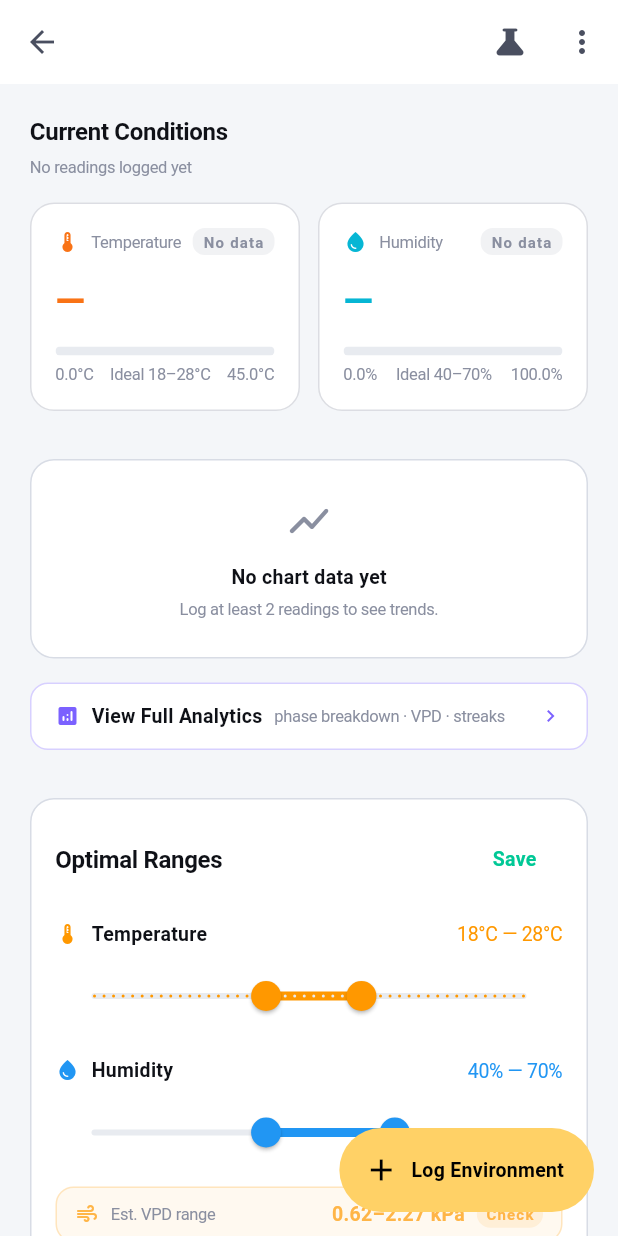
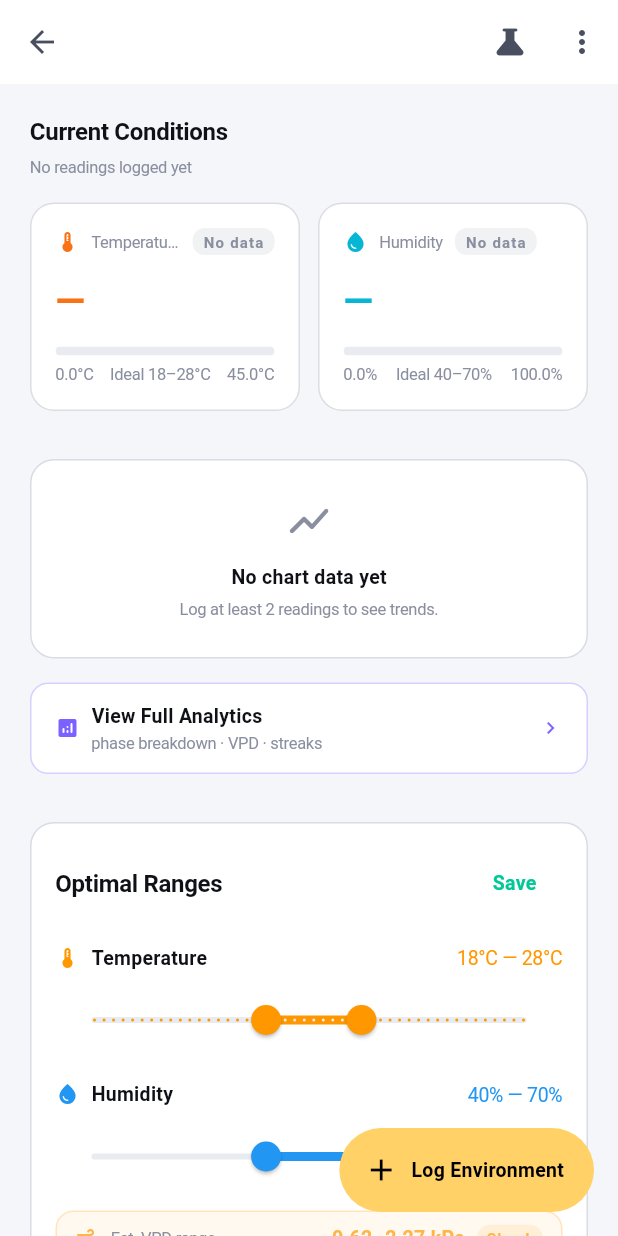
Before and after one commit to KultivarSA/kultivar, a Flutter app: the SpaceDetailScreen screen opened directly with empty values, on a phone screen of 412 x 824 dp. Run offline on Flutter 3.47's test engine with Material 3 defaults, Android fonts, the phone set to English and light mode, and no system bars; our stand-ins replace audioplayers, file_picker, fl_chart, flutter_local_notifications, flutter_secure_storage, font_awesome_flutter and 14 more; missing offline and left inert: cryptography, home_widget, purchases_flutter, record; accounts and stored records are empty; generated files the repository leaves out were written again; Roboto replaces fonts that are missing (SF Pro Display).

Commit message:
Local crash logger + space detail overflow fixes
1) Local crash logger.  Sentry stays gated on DSN + telemetry consent,
   neither of which Marco has set on his S22 test build, so the
   persistent _dependents.isEmpty crash is invisible to us.  Add an
   on-device crash sink that captures every FlutterError.onError +
   PlatformDispatcher.instance.onError to a 64 KB rolling file in
   the app's documents directory.

   Installed in main() before any other init so a startup-time
   crash still leaves a trace.  Never sends anything off-device --
   the user opts in via Settings -> Support Kultivar ->
   "Share Diagnostics", which hands the file to the system share
   sheet.  Works in debug + release, with or without DSN,
   regardless of telemetry consent.

   New files:
     - lib/services/local_crash_log.dart  (install/readLog/clear)

   Wiring:
     - main.dart: await LocalCrashLog.install() right after
       WidgetsFlutterBinding.ensureInitialized()
     - settings_screen.dart: "Share Diagnostics" tile + handler

2) Space detail overflow fixes:
   - "Current Conditions" gauges: the per-gauge column was ~150 dp
     wide on S22; at large text-scale the "Temperature" label +
     "Optimal" status badge overflowed horizontally.  Wrap the
     label in Flexible+ellipsis and wrap the displayMedium value
     in FittedBox(scaleDown) so 3-digit °F readings or 1.3x text
     scale can't push past the gauge edge.
   - "View Full Analytics" tile: the inline icon + title +
     subtitle ("phase breakdown · VPD · streaks") + chevron all
     competed for one row's width.  Move title + subtitle into a
     vertical Column wrapped in Expanded so the chevron always
     lands flush right and the subtitle gets a full line of room.

flutter analyze: 0 issues.
flutter test: 305 passed.

Co-Authored-By: Claude Opus 4.7 <noreply@anthropic.com>

```diff
--- a/lib/screens/space_detail_screen.dart
+++ b/lib/screens/space_detail_screen.dart
@@ -488,11 +488,24 @@ class _SpaceDetailScreenState extends State<SpaceDetailScreen> {
           crossAxisAlignment: CrossAxisAlignment.start,
           children: [
             // Label row
+            //
+            // Bug fix v5: each gauge sits in half the available row
+            // width (~150 dp on S22).  At large text-scale, the
+            // "Temperature" + "Optimal" badge combo overflowed
+            // horizontally.  Wrap the label in Flexible+ellipsis so
+            // it gives way before the status badge does.
             Row(children: [
               Icon(icon, color: color, size: 16),
               const SizedBox(width: AppSpacing.xs),
-              Text(label, style: AppTypography.bodySmall(context)),
-              const Spacer(),
+              Flexible(
+                child: Text(
+                  label,
+                  style: AppTypography.bodySmall(context),
+                  maxLines: 1,
+                  overflow: TextOverflow.ellipsis,
+                ),
+              ),
+              const SizedBox(width: AppSpacing.xs),
               Container(
                 padding: const EdgeInsets.symmetric(horizontal: 7, vertical: 2),
                 decoration: BoxDecoration(
@@ -508,11 +521,18 @@ class _SpaceDetailScreenState extends State<SpaceDetailScreen> {
             ]),
             const SizedBox(height: AppSpacing.sm),
 
-            // Value
-            Text(
-              hasValue ? '${value.toStringAsFixed(1)}$unit' : '—',
-              style:
-                  AppTypography.displayMedium(context).copyWith(color: color),
+            // Value -- FittedBox + scaleDown so a 3-digit °F reading
+            // or large text-scale can't push the displayMedium value
+            // past the gauge's narrow column.
+            FittedBox(
+              fit: BoxFit.scaleDown,
+              alignment: Alignment.centerLeft,
+              child: Text(
+                hasValue ? '${value.toStringAsFixed(1)}$unit' : '—',
+                style: AppTypography.displayMedium(context)
+                    .copyWith(color: color),
+                maxLines: 1,
+              ),
             ),
             const SizedBox(height: AppSpacing.sm),
 
@@ -1117,22 +1137,39 @@ class _SpaceDetailScreenState extends State<SpaceDetailScreen> {
                   border: Border.all(
                       color: AppColors.secondary.withValues(alpha: 0.3)),
                 ),
+                // Bug fix v5: the inner Row had icon + title +
+                // subtitle + chevron all competing for the card's
+                // horizontal width.  Subtitle "phase breakdown · VPD
+                // · streaks" tipped it past the edge.  Move title +
+                // subtitle into a Column so they stack vertically;
+                // wrap that column in Expanded so the chevron
+                // always lands flush right.
                 child: Row(
-                  mainAxisAlignment: MainAxisAlignment.spaceBetween,
                   children: [
-                    Row(children: [
-                      const Icon(Icons.analytics_rounded,
-                          color: AppColors.secondary, size: 16),
-                      const SizedBox(width: AppSpacing.xs),
-                      Text('View Full Analytics',
-                          style: AppTypography.labelLarge(context)),
-                      const SizedBox(width: AppSpacing.xs),
-                      Text('phase breakdown · VPD · streaks',
-                          style: AppTypography.bodySmall(context)
-                              .copyWith(
-                                  color: context.colTextMuted,
-                                  fontSize: 11)),
-                    ]),
+                    const Icon(Icons.analytics_rounded,
+                        color: AppColors.secondary, size: 16),
+                    const SizedBox(width: AppSpacing.xs),
+                    Expanded(
+                      child: Column(
+                        crossAxisAlignment: CrossAxisAlignment.start,
+                        mainAxisSize: MainAxisSize.min,
+                        children: [
+                          Text(
+                            'View Full Analytics',
+                            style: AppTypography.labelLarge(context),
+                            maxLines: 1,
+                            overflow: TextOverflow.ellipsis,
+                          ),
+                          Text(
+                            'phase breakdown · VPD · streaks',
+                            style: AppTypography.bodySmall(context).copyWith(
+                                color: context.colTextMuted, fontSize: 11),
+                            maxLines: 1,
+                            overflow: TextOverflow.ellipsis,
+                          ),
+                        ],
+                      ),
+                    ),
                     const Icon(Icons.chevron_right,
                         size: 16, color: AppColors.secondary),
                   ],
```
Also changed, not shown: lib/main.dart (+11 -0 lines), lib/screens/settings_screen.dart (+44 -1 lines), lib/services/local_crash_log.dart (added, +148 -0 lines).
